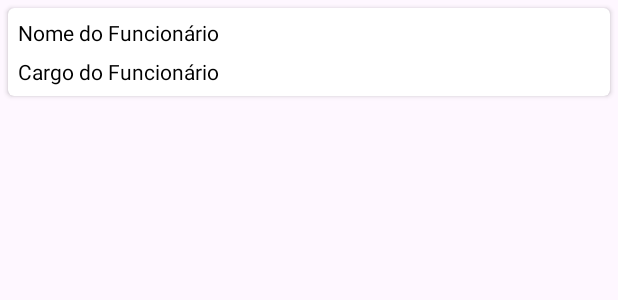
After one commit to Guilherm12122/Aplicativo-Start, an Android app: the layout funcionario_rv_item.xml on its own in the app's theme, with its tools: preview values and no code run, on a phone screen of 412 x 824 dp. The commit adds this screen. Shown: the top 300 px of the screen. Run offline under Robolectric (Android 15) with nearby library versions, the phone set to English and light mode, and no system bars.

Commit message:
consulta de funcionário criada

```diff
--- /dev/null
+++ b/app/src/main/res/layout/funcionario_rv_item.xml
@@ -0,0 +1,47 @@
+<?xml version="1.0" encoding="utf-8"?>
+<androidx.cardview.widget.CardView
+    xmlns:android="http://schemas.android.com/apk/res/android"
+    xmlns:app="http://schemas.android.com/apk/res-auto"
+    android:layout_width="match_parent"
+    android:layout_height="wrap_content"
+    android:layout_margin="5dp"
+    android:elevation="8dp"
+    app:cardCornerRadius="4dp">
+
+    <LinearLayout
+        android:layout_width="match_parent"
+        android:layout_height="wrap_content"
+        android:layout_margin="3dp"
+        android:orientation="vertical">
+
+        <!--text view for our course name-->
+        <TextView
+            android:id="@+id/idFuncionarioNome"
+            android:layout_width="match_parent"
+            android:layout_height="wrap_content"
+            android:padding="3dp"
+            android:text="Nome do Funcionário"
+            android:textColor="@color/black" />
+
+        <LinearLayout
+            android:layout_width="match_parent"
+            android:layout_height="wrap_content"
+            android:orientation="horizontal"
+            android:weightSum="2">
+
+            <!--text view for our course tracks-->
+            <TextView
+                android:id="@+id/idFuncionarioCargo"
+                android:layout_width="0dp"
+                android:layout_height="wrap_content"
+                android:layout_weight="1"
+                android:padding="3dp"
+                android:text="Cargo do Funcionário"
+                android:textColor="@color/black" />
+
+        </LinearLayout>
+
+
+    </LinearLayout>
+
+</androidx.cardview.widget.CardView>
```
Also changed, not shown: app/src/main/java/com/example/app_start/DB/DBHelper.java (+24 -0 lines), app/src/main/java/com/example/app_start/ui/funcionario/FuncionarioRVAdapter.java (added, +59 -0 lines), app/src/main/java/com/example/app_start/ui/funcionario/Operations/ConsultaFuncionario.java (+31 -2 lines), app/src/main/java/com/example/app_start/ui/funcionario/model/FuncionarioModel.java (added, +36 -0 lines), app/src/main/res/layout/activity_consultar_funcionario.xml (+8 -22 lines).
